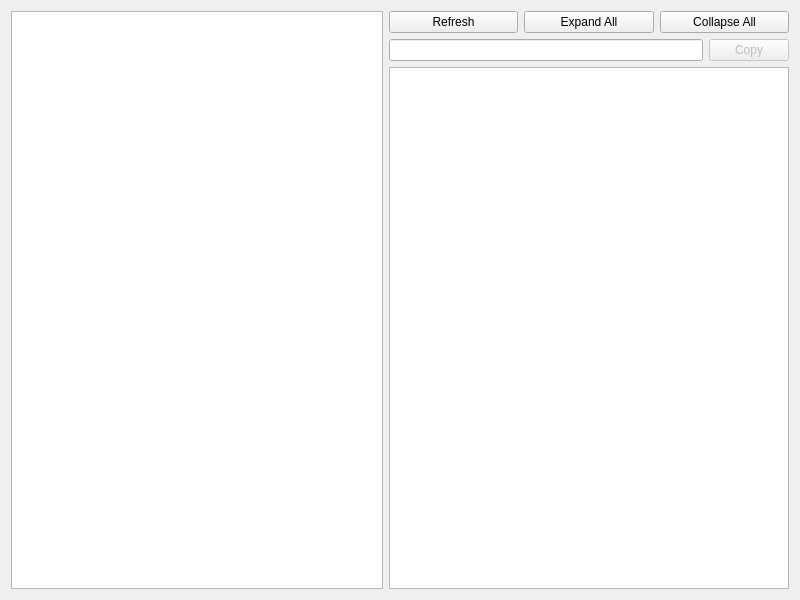
Above: src/streaming-toolbox/gui/event_viewer.ui from theodoros1234/streaming-toolbox before the change. Below: the same form after it.
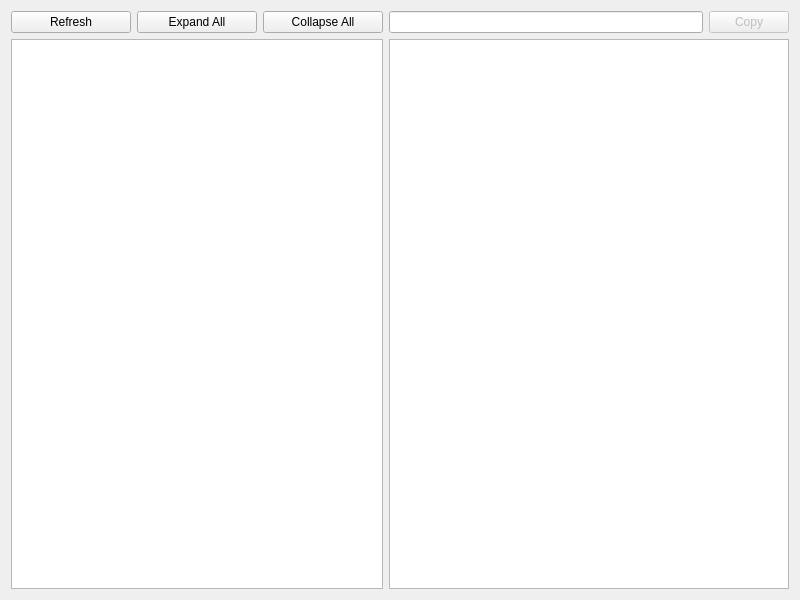
That is the form after the change.

What changed in the file:
```diff
--- a/src/streaming-toolbox/gui/event_viewer.ui
+++ b/src/streaming-toolbox/gui/event_viewer.ui
@@ -15,25 +15,7 @@
   </property>
   <layout class="QHBoxLayout" name="horizontalLayout_2">
    <item>
-    <widget class="QTreeWidget" name="item_tree">
-     <property name="rootIsDecorated">
-      <bool>false</bool>
-     </property>
-     <property name="animated">
-      <bool>true</bool>
-     </property>
-     <attribute name="headerVisible">
-      <bool>false</bool>
-     </attribute>
-     <column>
-      <property name="text">
-       <string notr="true">1</string>
-      </property>
-     </column>
-    </widget>
-   </item>
-   <item>
-    <layout class="QVBoxLayout" name="verticalLayout">
+    <layout class="QVBoxLayout" name="verticalLayout_2">
      <item>
       <layout class="QHBoxLayout" name="horizontalLayout">
        <item>
@@ -59,6 +41,28 @@
        </item>
       </layout>
      </item>
+     <item>
+      <widget class="QTreeWidget" name="item_tree">
+       <property name="rootIsDecorated">
+        <bool>false</bool>
+       </property>
+       <property name="animated">
+        <bool>true</bool>
+       </property>
+       <attribute name="headerVisible">
+        <bool>false</bool>
+       </attribute>
+       <column>
+        <property name="text">
+         <string notr="true">1</string>
+        </property>
+       </column>
+      </widget>
+     </item>
+    </layout>
+   </item>
+   <item>
+    <layout class="QVBoxLayout" name="verticalLayout">
      <item>
       <layout class="QHBoxLayout" name="horizontalLayout_3">
        <item>
```
